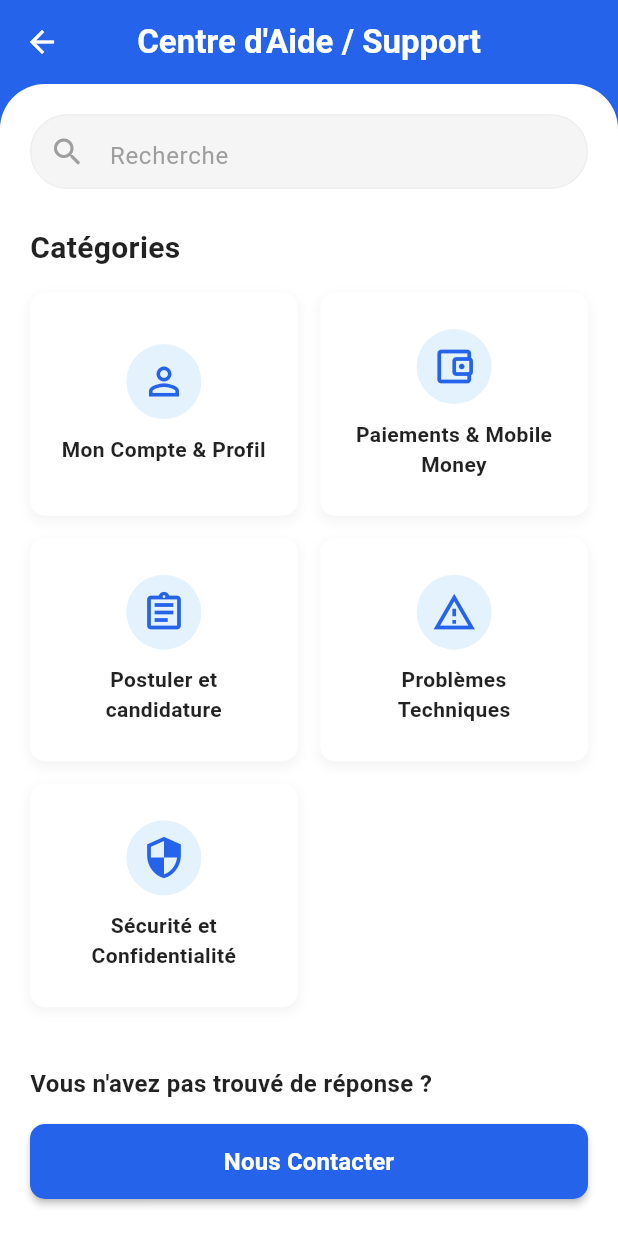
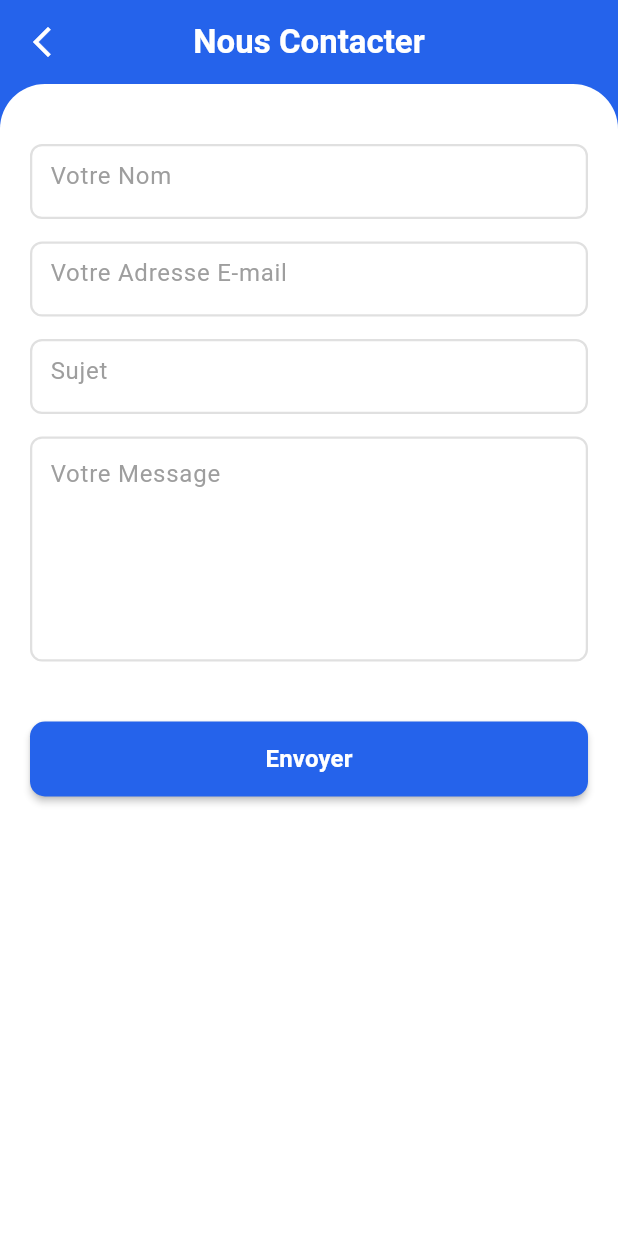
Before and after one commit to Tji-Teliman/tji_teliman_mobile, a Flutter app: the screen it shows after launch, on a phone screen of 412 x 824 dp. Run offline on Flutter 3.47's test engine with Material 3 defaults, Android fonts, the light colour scheme and no system bars; our stand-ins replace google_fonts, google_maps_flutter.

Commit message:
feat: ajout de la page contacter_us et mon_compte et profil

```diff
--- a/lib/main.dart
+++ b/lib/main.dart
@@ -1,6 +1,7 @@
 import 'package:flutter/material.dart';
 import 'package:intl/date_symbol_data_local.dart';
 import 'package:tji_teliman_mobile/screens/screens_jeunes/centre_aide.dart';
+import 'package:tji_teliman_mobile/screens/screens_jeunes/contacter_nous.dart';
 import 'package:tji_teliman_mobile/screens/screens_jeunes/historique_litige.dart';
 import 'package:tji_teliman_mobile/screens/screens_jeunes/historique_paiement.dart';
 import 'package:tji_teliman_mobile/screens/screens_jeunes/liste_litige.dart';
@@ -37,7 +38,7 @@ class MyApp extends StatelessWidget {
         useMaterial3: true,
       ),
       // L'écran de démarrage est défini ici
-      home: const CentreAide(),
+      home: const ContacterNous(),
       debugShowCheckedModeBanner: false,
     );
   }
--- /dev/null
+++ b/lib/screens/screens_jeunes/contacter_nous.dart
@@ -0,0 +1,157 @@
+import 'package:flutter/material.dart';
+
+
+class ContacterNous extends StatelessWidget {
+  const ContacterNous({super.key});
+
+  @override
+  Widget build(BuildContext context) {
+    return MaterialApp(
+      title: 'Nous Contacter',
+      theme: ThemeData(
+        primarySwatch: Colors.blue,
+        useMaterial3: true,
+      ),
+      home: const ContactUsScreen(),
+      debugShowCheckedModeBanner: false,
+    );
+  }
+}
+
+// Définition des couleurs personnalisées
+const Color customBlue = Color(0xFF2563EB); // Bleu foncé de la barre d'App et boutons
+const Color customOrange = Color(0xFFF59E0B); // Couleur Orange
+
+class ContactUsScreen extends StatelessWidget {
+  const ContactUsScreen({super.key});
+
+  @override
+  Widget build(BuildContext context) {
+    return Scaffold(
+      backgroundColor: customBlue, // Fond bleu de l'App Bar
+      appBar: AppBar(
+        backgroundColor: customBlue,
+        elevation: 0,
+        leading: IconButton(
+          // Utilisation de la flèche de retour courbée (iOS style)
+          icon: const Icon(Icons.arrow_back_ios_new, color: Colors.white),
+          onPressed: () {
+            // Logique de retour
+          },
+        ),
+        title: const Text(
+          'Nous Contacter',
+          style: TextStyle(color: Colors.white, fontWeight: FontWeight.w600),
+        ),
+        centerTitle: true,
+      ),
+
+      body: Column(
+        children: <Widget>[
+          Expanded(
+            child: Container(
+              width: double.infinity,
+              decoration: const BoxDecoration(
+                color: Colors.white,
+                borderRadius: BorderRadius.vertical(top: Radius.circular(30.0)),
+              ),
+              child: SingleChildScrollView(
+                padding: const EdgeInsets.all(20.0),
+                child: Column(
+                  crossAxisAlignment: CrossAxisAlignment.start,
+                  children: <Widget>[
+                    const SizedBox(height: 20),
+
+                    // --- Champ Votre Nom ---
+                    const CustomTextField(hintText: 'Votre Nom'),
+                    const SizedBox(height: 15),
+
+                    // --- Champ Votre Adresse E-mail ---
+                    const CustomTextField(hintText: 'Votre Adresse E-mail'),
+                    const SizedBox(height: 15),
+
+                    // --- Champ Sujet ---
+                    const CustomTextField(hintText: 'Sujet'),
+                    const SizedBox(height: 15),
+
+                    // --- Champ Votre Message (Multi-lignes) ---
+                    Container(
+                      height: 150, // Hauteur plus grande pour le message
+                      decoration: BoxDecoration(
+                        color: Colors.white,
+                        borderRadius: BorderRadius.circular(8.0),
+                        border: Border.all(color: Colors.grey.shade300, width: 1.5),
+                      ),
+                      child: const TextField(
+                        maxLines: null, // Permet plusieurs lignes
+                        expands: true,
+                        keyboardType: TextInputType.multiline,
+                        decoration: InputDecoration(
+                          hintText: 'Votre Message',
+                          hintStyle: TextStyle(color: Colors.grey),
+                          border: InputBorder.none,
+                          contentPadding: EdgeInsets.all(12.0),
+                        ),
+                        style: TextStyle(fontSize: 16),
+                      ),
+                    ),
+                    const SizedBox(height: 40),
+
+                    // --- Bouton Envoyer ---
+                    ElevatedButton(
+                      onPressed: () {
+                        ScaffoldMessenger.of(context).showSnackBar(
+                          const SnackBar(content: Text("Formulaire de contact envoyé !"))
+                        );
+                      },
+                      style: ElevatedButton.styleFrom(
+                        backgroundColor: customBlue,
+                        minimumSize: const Size(double.infinity, 50),
+                        shape: RoundedRectangleBorder(borderRadius: BorderRadius.circular(10)),
+                        elevation: 2,
+                      ),
+                      child: const Text(
+                        'Envoyer',
+                        style: TextStyle(color: Colors.white, fontWeight: FontWeight.bold, fontSize: 16),
+                      ),
+                    ),
+
+                    const SizedBox(height: 20),
+                  ],
+                ),
+              ),
+            ),
+          ),
+        ],
+      ),
+    );
+  }
+}
+
+// Widget pour les champs de texte simples
+class CustomTextField extends StatelessWidget {
+  final String hintText;
+
+  const CustomTextField({super.key, required this.hintText});
+
+  @override
+  Widget build(BuildContext context) {
+    return Container(
+      height: 50,
+      decoration: BoxDecoration(
+        color: Colors.white,
+        borderRadius: BorderRadius.circular(8.0),
+        border: Border.all(color: Colors.grey.shade300, width: 1.5),
+      ),
+      child: TextField(
+        decoration: InputDecoration(
+          hintText: hintText,
+          hintStyle: const TextStyle(color: Colors.grey),
+          border: InputBorder.none,
+          contentPadding: const EdgeInsets.symmetric(horizontal: 12.0, vertical: 15.0),
+        ),
+        style: const TextStyle(fontSize: 16),
+      ),
+    );
+  }
+}
```
